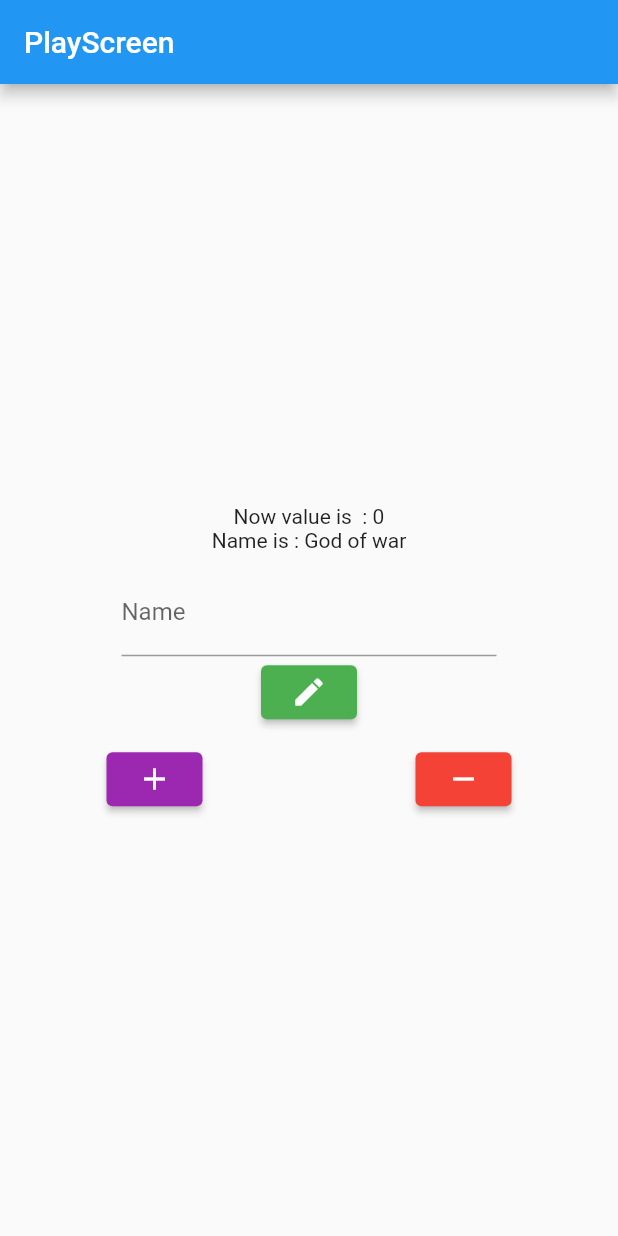
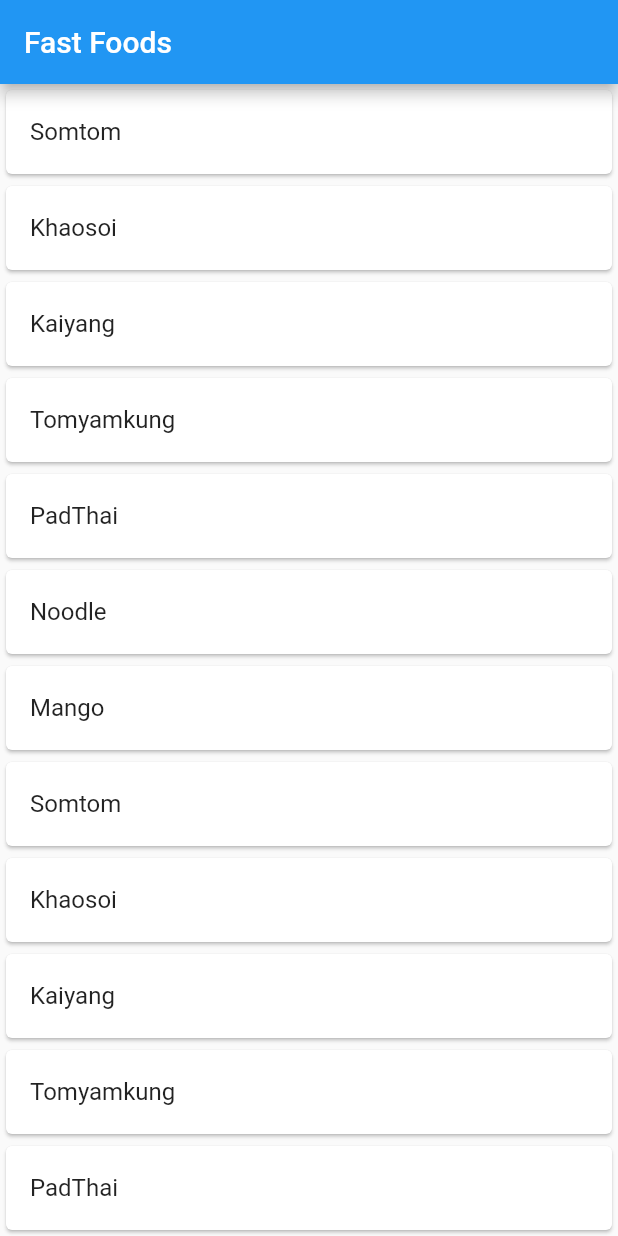
Before and after one commit to boonkung/example2, a Flutter app: the screen it shows after launch, on a phone screen of 412 x 824 dp. Run offline on Flutter 3.47's test engine with Material 2 defaults, Android fonts, the phone set to English and light mode, and no system bars.

Commit message:
import swiper

```diff
--- a/lib/main.dart
+++ b/lib/main.dart
@@ -1,4 +1,4 @@
-import 'package:example2/screen/play_screen.dart';
+import 'package:example2/screen/api_screen.dart';
 import 'package:flutter/material.dart';
 
 void main() {
@@ -15,7 +15,7 @@ class MyApp extends StatelessWidget {
       theme: ThemeData(
         primarySwatch: Colors.blue,
       ),
-      home: const PlayScreen(),
+      home: const APIScreen(),
     );
   }
 }
--- /dev/null
+++ b/lib/screen/api_screen.dart
@@ -0,0 +1,43 @@
+import 'package:flutter/material.dart';
+
+class APIScreen extends StatefulWidget {
+  const APIScreen({Key? key}) : super(key: key);
+
+  @override
+  State<APIScreen> createState() => _APIScreenState();
+}
+
+class _APIScreenState extends State<APIScreen> {
+  List<String> thaiFoods = [
+    "Somtom",
+    "Khaosoi",
+    "Kaiyang",
+    "Tomyamkung",
+    "PadThai",
+    "Noodle",
+    "Mango",
+    "Somtom",
+    "Khaosoi",
+    "Kaiyang",
+    "Tomyamkung",
+    "PadThai",
+    "Noodle",
+    "Mango",
+  ];
+  @override
+  Widget build(BuildContext context) {
+    return Scaffold(
+      appBar: AppBar(title: Text("Fast Foods")),
+      body: ListView.builder(
+        itemCount: thaiFoods.length,
+        itemBuilder: (context, index) {
+          return Card(
+            child: ListTile(
+              title: Text(thaiFoods[index]),
+            ),
+          );
+        },
+      ),
+    );
+  }
+}
--- a/pubspec.yaml
+++ b/pubspec.yaml
@@ -34,6 +34,7 @@ dependencies:
   # The following adds the Cupertino Icons font to your application.
   # Use with the CupertinoIcons class for iOS style icons.
   cupertino_icons: ^1.0.2
+  card_swiper: ^2.0.4
 
 dev_dependencies:
   flutter_test:
```
Also changed, not shown: pubspec.lock.
